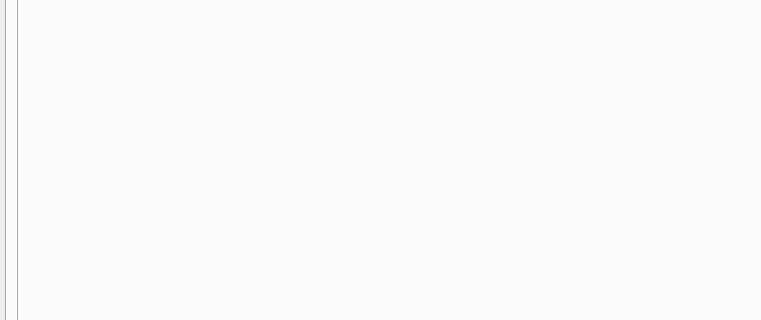
alexeypertcev/ksu-ivt-nagruzka, file mainwindow.ui: the form before one commit; both pictures show x 0 to 761 and y 108 to 428 of the 1270 by 700 pixel window.
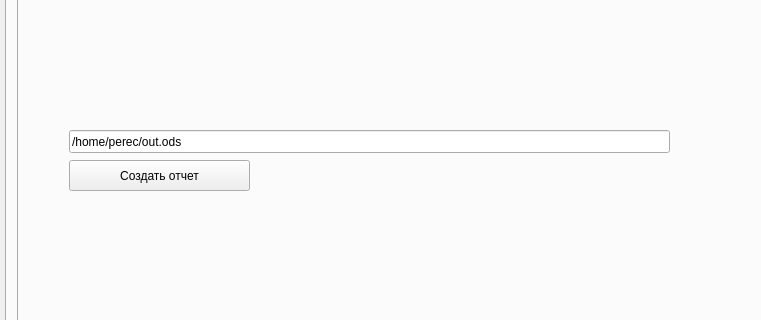
The form after the commit. The open tabs and pages were chosen to show the change. Custom widgets are drawn as their Qt base class.

```diff
--- a/mainwindow.ui
+++ b/mainwindow.ui
@@ -507,6 +507,32 @@
        <attribute name="title">
         <string>Нагрузка по кафедре</string>
        </attribute>
+       <widget class="QPushButton" name="pushButton_5">
+        <property name="geometry">
+         <rect>
+          <x>50</x>
+          <y>170</y>
+          <width>181</width>
+          <height>31</height>
+         </rect>
+        </property>
+        <property name="text">
+         <string>Создать отчет</string>
+        </property>
+       </widget>
+       <widget class="QLineEdit" name="lineEdit_3">
+        <property name="geometry">
+         <rect>
+          <x>50</x>
+          <y>140</y>
+          <width>601</width>
+          <height>23</height>
+         </rect>
+        </property>
+        <property name="text">
+         <string>/home/perec/out.ods</string>
+        </property>
+       </widget>
       </widget>
       <widget class="QWidget" name="tab_9">
        <attribute name="title">
```
Left out of the diff: 6 changed lines with no effect on the pictures.
